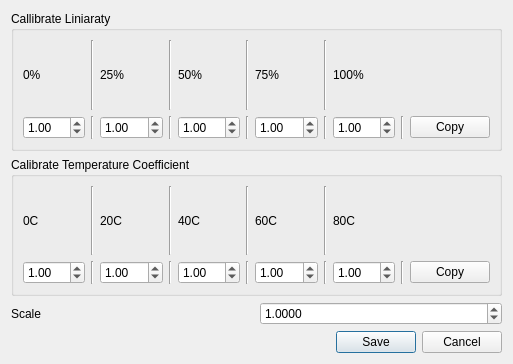
This is callibrationdialog.ui in IMbackK/TelsysMaster as Qt 5 draws it before an edit. The edited form follows.
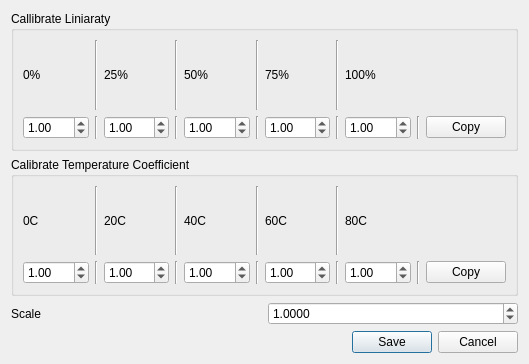
This is the edited form.

```diff
--- a/callibrationdialog.ui
+++ b/callibrationdialog.ui
@@ -6,7 +6,7 @@
    <rect>
     <x>0</x>
     <y>0</y>
-    <width>513</width>
+    <width>529</width>
     <height>364</height>
    </rect>
   </property>
```
Left out of the diff: 2 changed lines with no effect on the pictures.
